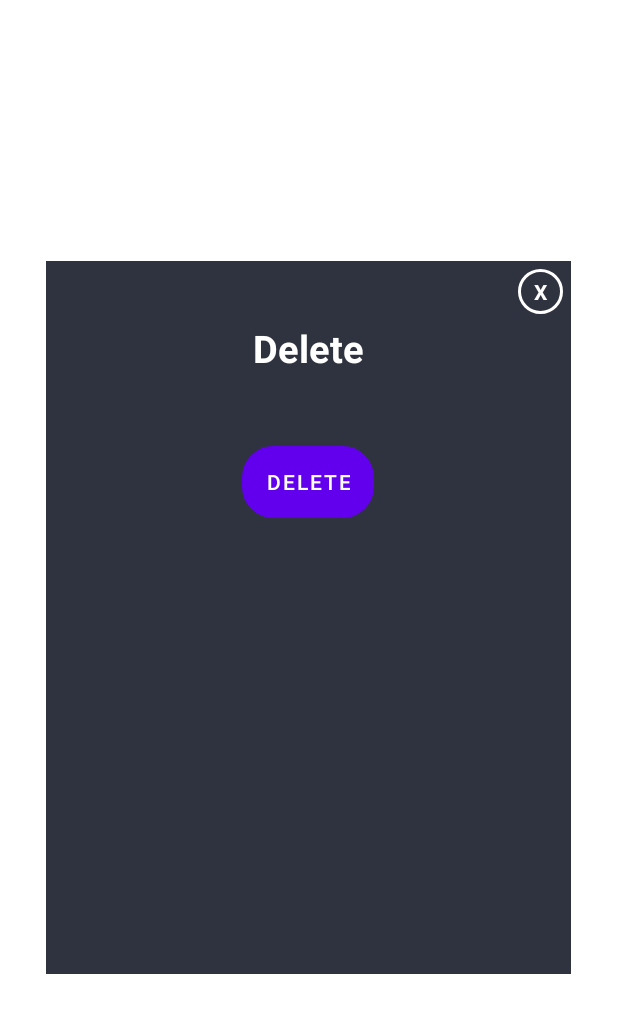
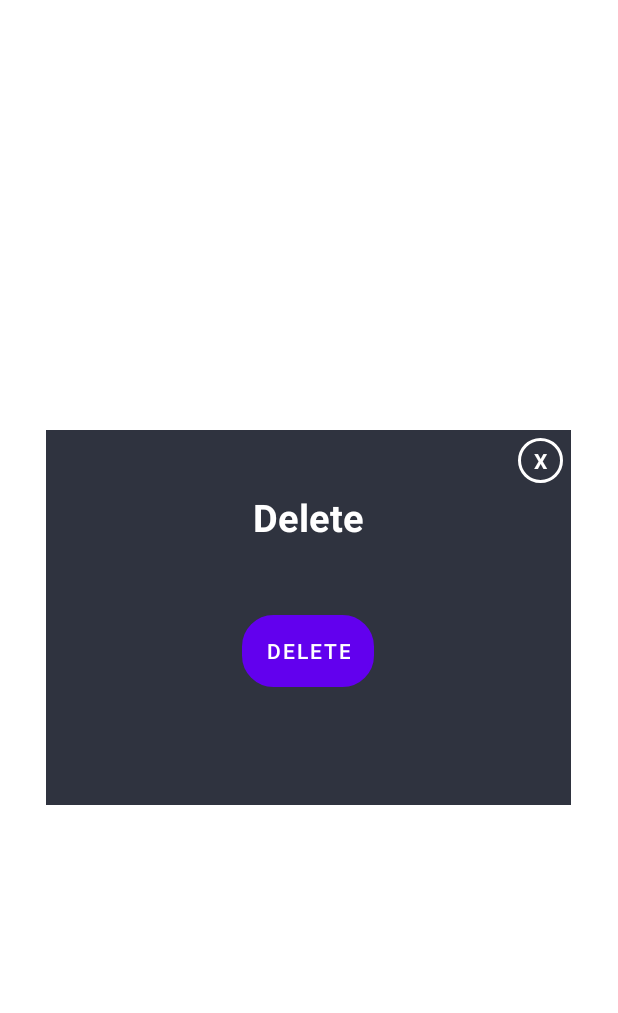
Before and after one commit to Mort094/AS_Twister_PM, an Android app: the layout custompopup.xml on its own in the app's theme, with its tools: preview values and no code run, on a phone screen of 412 x 824 dp. Shown: the top 1013 px of the screen. Run offline under Robolectric (Android 15) with nearby library versions, the phone set to English and light mode, and no system bars.

Commit message:
PopUpWindow Size

```diff
--- a/app/src/main/java/com/example/twister_pm/CommentActivity.java
+++ b/app/src/main/java/com/example/twister_pm/CommentActivity.java
@@ -62,9 +62,6 @@ public class CommentActivity extends AppCompatActivity implements GestureDetecto
 
         Intent intent = getIntent();
         originalMessage = (Message) intent.getSerializableExtra(MESSAGE);
-
-        //comment = new Comment();
-        //comment = (Comment);
 
         TextView heading = findViewById(R.id.commentHeading);
         heading.setText(originalMessage.getContent());
--- a/app/src/main/res/layout/custompopup.xml
+++ b/app/src/main/res/layout/custompopup.xml
@@ -2,7 +2,7 @@
 <LinearLayout
     xmlns:android="http://schemas.android.com/apk/res/android"
     android:layout_width="350dp"
-    android:layout_height="475dp"
+    android:layout_height="250dp"
     android:orientation="vertical"
     android:background="@color/colorPrimaryDark"
     android:padding="5dp"
```
